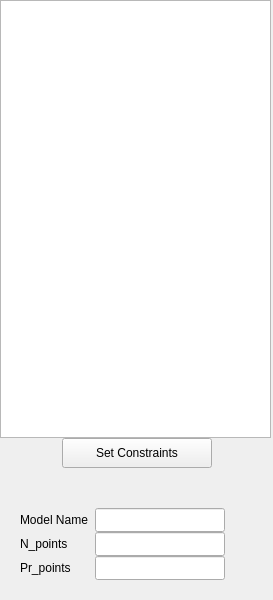
Above: src/sas/qtgui/Perspectives/Shape2SAS/Tables/UI/variableTableUI.ui from SasView/sasview before the change. Below: the same form after it.
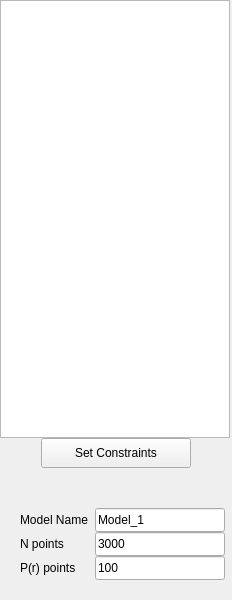
That is the form after the change.

```diff
--- a/src/sas/qtgui/Perspectives/Shape2SAS/Tables/UI/variableTableUI.ui
+++ b/src/sas/qtgui/Perspectives/Shape2SAS/Tables/UI/variableTableUI.ui
@@ -6,19 +6,19 @@
    <rect>
     <x>0</x>
     <y>0</y>
-    <width>273</width>
+    <width>232</width>
     <height>600</height>
    </rect>
   </property>
   <property name="minimumSize">
    <size>
-    <width>271</width>
+    <width>232</width>
     <height>0</height>
    </size>
   </property>
   <property name="maximumSize">
    <size>
-    <width>273</width>
+    <width>232</width>
     <height>16777215</height>
    </size>
   </property>
@@ -53,13 +53,13 @@
       <widget class="QTableView" name="tableView">
        <property name="minimumSize">
         <size>
-         <width>271</width>
+         <width>230</width>
          <height>300</height>
         </size>
        </property>
        <property name="maximumSize">
         <size>
-         <width>271</width>
+         <width>230</width>
          <height>16777215</height>
         </size>
        </property>
@@ -198,6 +198,12 @@
              <height>24</height>
             </size>
            </property>
+           <property name="toolTip">
+            <string>Name to plugin model</string>
+           </property>
+           <property name="text">
+            <string>Model_1</string>
+           </property>
           </widget>
          </item>
          <item>
@@ -254,7 +260,7 @@
             </size>
            </property>
            <property name="text">
-            <string>N_points</string>
+            <string>N points</string>
            </property>
           </widget>
          </item>
@@ -272,6 +278,12 @@
              <height>24</height>
             </size>
            </property>
+           <property name="toolTip">
+            <string>Number of points in the model used to calculate a scattering profile.</string>
+           </property>
+           <property name="text">
+            <string>3000</string>
+           </property>
           </widget>
          </item>
          <item>
@@ -328,7 +340,7 @@
             </size>
            </property>
            <property name="text">
-            <string>Pr_points</string>
+            <string>P(r) points</string>
            </property>
           </widget>
          </item>
@@ -346,6 +358,12 @@
              <height>24</height>
             </size>
            </property>
+           <property name="toolTip">
+            <string>Number of points in the pair distance distribution.</string>
+           </property>
+           <property name="text">
+            <string>100</string>
+           </property>
           </widget>
          </item>
          <item>
```
Left out of the diff: 12 changed lines with no effect on the pictures.
